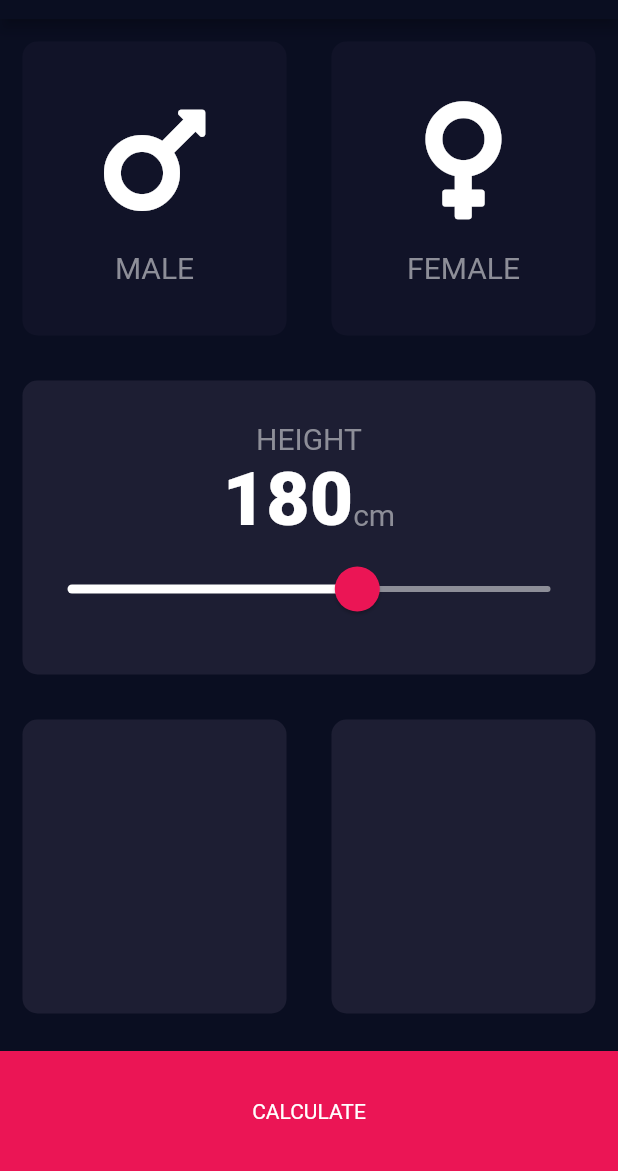
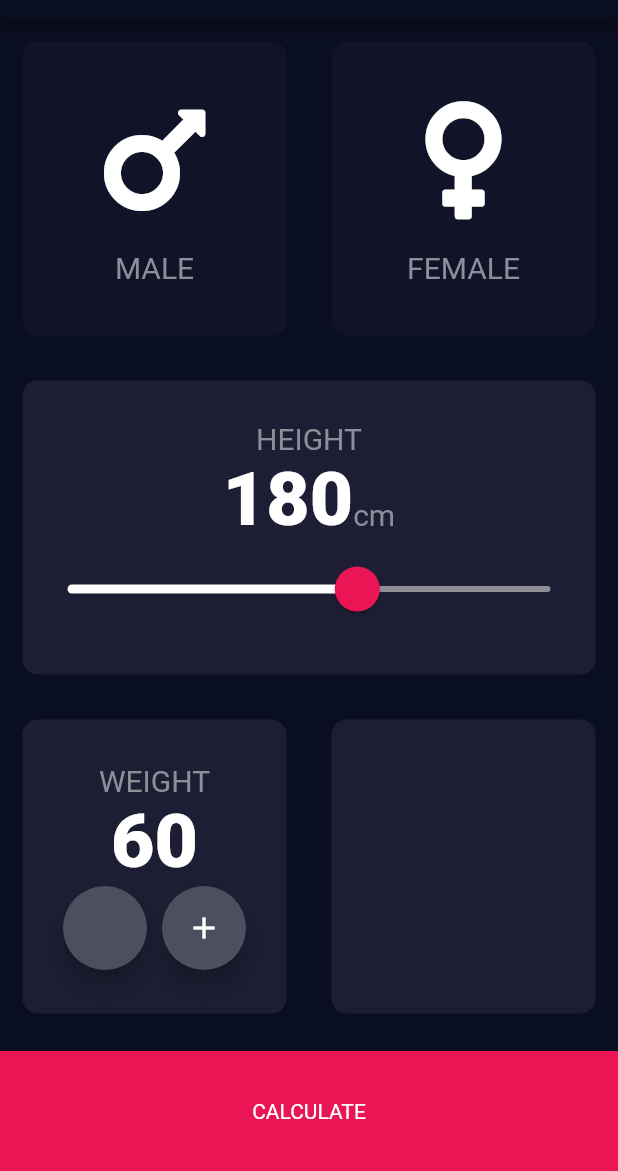
Before and after one commit to rashidrazak/flutter-bmi-calculator, a Flutter app: the screen it shows after launch, on a phone screen of 412 x 824 dp, the part 65-1236 px from its top. Run offline on Flutter 3.47's test engine with Material 2 defaults, Android fonts, the phone set to English and light mode, and no system bars; our stand-ins replace font_awesome_flutter.

Commit message:
Create custom button - RoundIconButton based from RawMaterialButton.

```diff
--- a/lib/input_page.dart
+++ b/lib/input_page.dart
@@ -16,9 +16,12 @@ class InputPage extends StatefulWidget {
 
 class _InputPageState extends State<InputPage> {
   Gender selectedGender;
+
   int height = 180;
   double minHeight = 120;
   double maxHeight = 220;
+
+  int weight = 60;
 
   @override
   Widget build(BuildContext context) {
@@ -124,6 +127,36 @@ class _InputPageState extends State<InputPage> {
                 Expanded(
                   child: ReusableCard(
                     color: kActiveCardColor,
+                    cardChild: Column(
+                      mainAxisAlignment: MainAxisAlignment.center,
+                      children: <Widget>[
+                        Text(
+                          'WEIGHT',
+                          style: kLabelTextStyle,
+                        ),
+                        Text(
+                          weight.toString(),
+                          style: kNumberTextStyle,
+                        ),
+                        Row(
+                          mainAxisAlignment: MainAxisAlignment.center,
+                          children: <Widget>[
+                            RoundIconButton(),
+                            SizedBox(width: 10.0),
+                            FloatingActionButton(
+                              backgroundColor: Color(0xFF4C4F5E),
+                              child: Icon(
+                                Icons.add,
+                                color: Colors.white,
+                              ),
+                              onPressed: () {
+                                print('LOL');
+                              },
+                            ),
+                          ],
+                        )
+                      ],
+                    ),
                   ),
                 ),
                 Expanded(
@@ -146,3 +179,21 @@ class _InputPageState extends State<InputPage> {
     );
   }
 }
+
+class RoundIconButton extends StatelessWidget {
+  @override
+  Widget build(BuildContext context) {
+    return RawMaterialButton(
+      constraints: BoxConstraints.tightFor(
+        width: 56.0,
+        height: 56.0,
+      ),
+      elevation: 6.0,
+      shape: CircleBorder(),
+      fillColor: Color(0xFF4C4F5E),
+      onPressed: () {
+        print('Clicked');
+      },
+    );
+  }
+}
```
